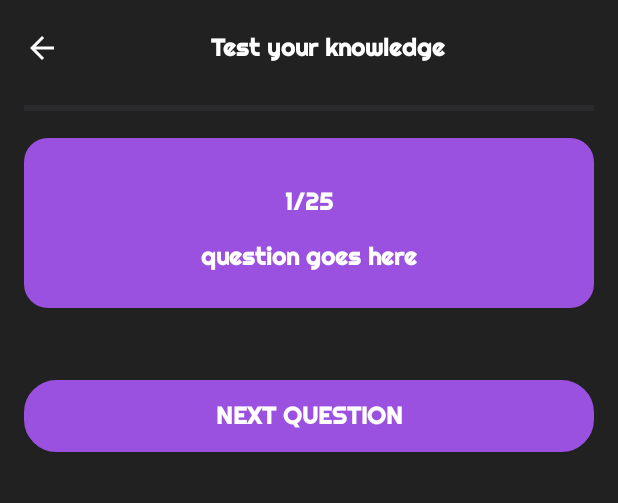
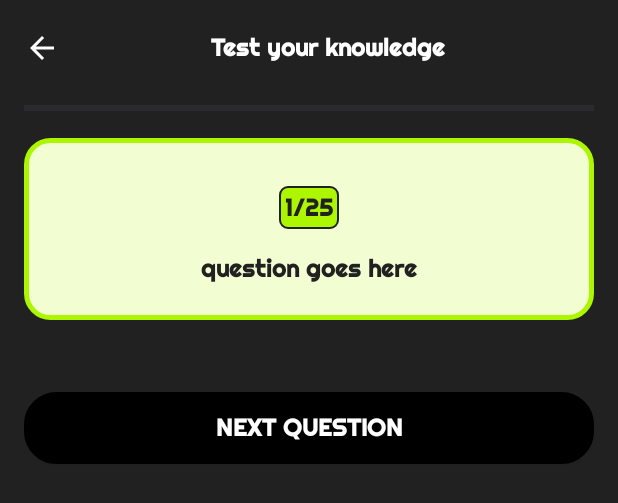
Before and after one commit to JSDevUno/CryptoLearnApp, an Android app: the layout activity_quiz.xml on its own in the app's theme, with its tools: preview values and no code run, on a phone screen of 412 x 824 dp. Shown: the top 503 px of the screen. Run offline under Robolectric (Android 15) with nearby library versions, the phone set to English and light mode, and no system bars; Roboto replaces fonts that are not available here.

Commit message:
tangine mo

```diff
--- a/app/src/main/java/com/example/cryptoLearn/education/Quiz.java
+++ b/app/src/main/java/com/example/cryptoLearn/education/Quiz.java
@@ -1,8 +1,10 @@
 package com.example.cryptoLearn.education;
 
 import android.os.Bundle;
+import android.view.View;
 import android.widget.Button;
 import android.widget.GridLayout;
+import android.widget.ImageView;
 import android.widget.ProgressBar;
 import android.widget.TextView;
 import android.widget.Toast;
@@ -29,6 +31,13 @@ public class Quiz extends AppCompatActivity {
     protected void onCreate(Bundle savedInstanceState) {
         super.onCreate(savedInstanceState);
         setContentView(R.layout.activity_quiz);
+        ImageView backArrow = findViewById(R.id.back_arrow);
+        backArrow.setOnClickListener(new View.OnClickListener() {
+            @Override
+            public void onClick(View v) {
+                onBackPressed();
+            }
+        });
 
         questionTextView = findViewById(R.id.question_text);
         questionNumberTextView = findViewById(R.id.question_number);
--- a/app/src/main/res/drawable/quiz_bg.xml
+++ b/app/src/main/res/drawable/quiz_bg.xml
@@ -1,6 +1,7 @@
 <shape xmlns:android="http://schemas.android.com/apk/res/android">
-    <solid android:color="#9b51e0" />
+    <solid android:color="@color/card" />
     <corners android:radius="16dp" />
+    <stroke android:width="3dp" android:color="@color/highlight"/>
     <padding
         android:left="16dp"
         android:top="16dp"
--- a/app/src/main/res/layout/activity_quiz.xml
+++ b/app/src/main/res/layout/activity_quiz.xml
@@ -22,7 +22,7 @@
 
             <!-- Back Button -->
             <ImageView
-                android:id="@+id/back_button"
+                android:id="@+id/back_arrow"
                 android:layout_width="24dp"
                 android:layout_height="24dp"
                 android:src="@drawable/arrow_back_24"
@@ -84,8 +84,10 @@
                     android:layout_gravity="center_horizontal"
                     android:layout_marginTop="8dp"
                     android:text="1/25"
+                    android:padding="4dp"
+                    android:background="@drawable/level"
                     android:fontFamily="@font/righteous"
-                    android:textColor="#FFFFFF"
+                    android:textColor="@color/btn"
                     android:textSize="16sp" />
 
                 <!-- Question Text -->
@@ -99,7 +101,7 @@
                     android:textAlignment="textStart"
                     android:fontFamily="@font/righteous"
                     android:text="question goes here"
-                    android:textColor="@color/white"
+                    android:textColor="@color/btn"
                     android:textSize="16sp" />
             </LinearLayout>
 
@@ -127,7 +129,7 @@
             android:layout_marginTop="16dp"
             android:layout_marginEnd="16dp"
             android:layout_marginBottom="16dp"
-            android:backgroundTint="#9b51e0"
+            android:backgroundTint="@color/black"
             android:paddingVertical="12dp"
             android:text="Next question"
             android:textColor="@color/white"
```
